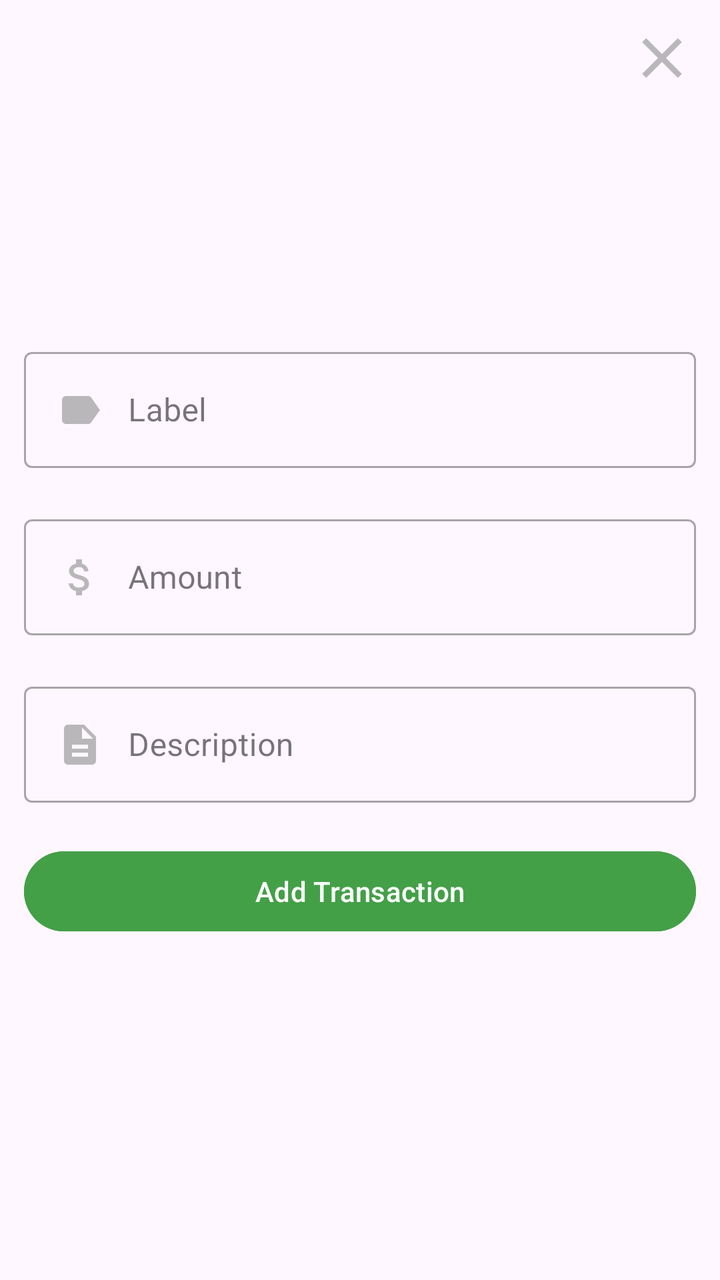
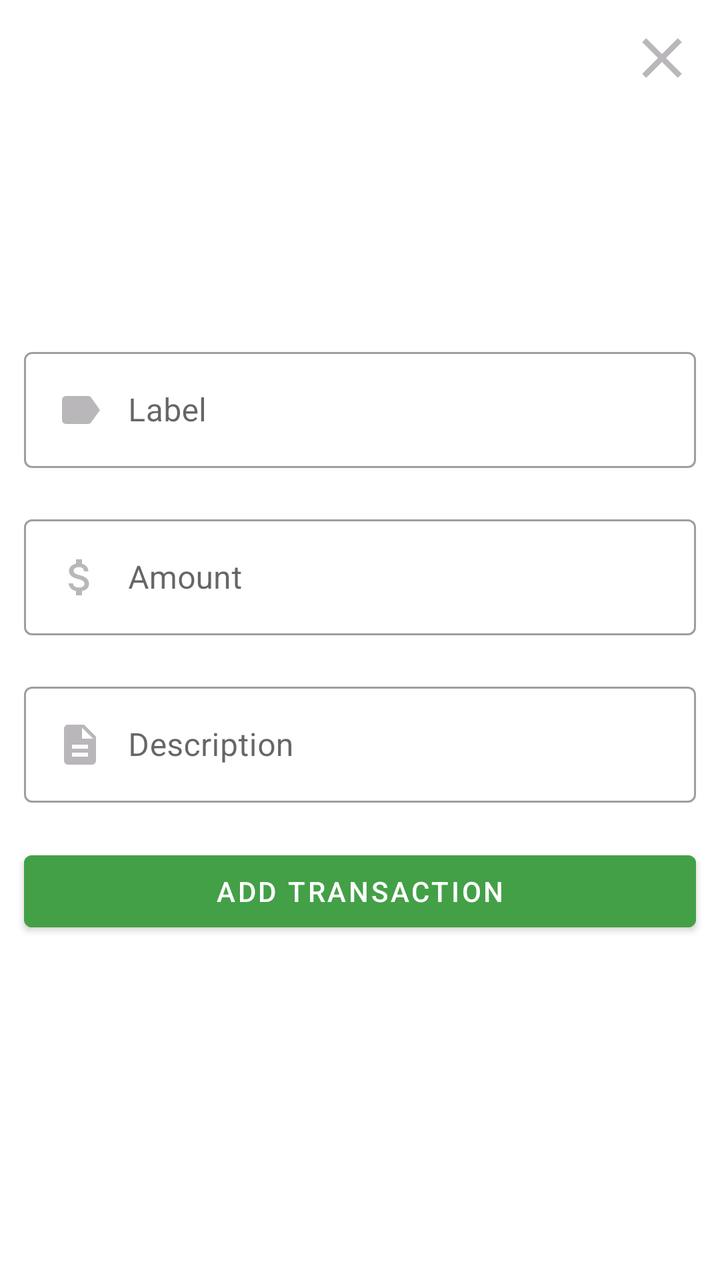

An Android layout rendered at two revisions. The XML below is the earlier revision; the diff shows what the commit changed to produce the second picture.
<!-- AndroidManifest.xml: application theme Theme.BudgetTrackerApp -->
<!-- res/layout/activity_add_transaction.xml -->
<?xml version="1.0" encoding="utf-8"?>
<androidx.constraintlayout.widget.ConstraintLayout xmlns:android="http://schemas.android.com/apk/res/android"
    xmlns:app="http://schemas.android.com/apk/res-auto"
    xmlns:tools="http://schemas.android.com/tools"
    android:id="@+id/main"
    android:layout_width="match_parent"
    android:layout_height="match_parent"
    tools:context=".AddTransactionActivity">

    <ImageButton
        android:id="@+id/closebtn"
        android:layout_width="34dp"
        android:layout_height="34dp"
        android:layout_margin="12dp"
        android:background="@drawable/close_bg"
        app:layout_constraintEnd_toEndOf="parent"
        app:layout_constraintTop_toTopOf="parent" />


    <LinearLayout
        android:layout_width="match_parent"
        android:layout_height="wrap_content"
        android:orientation="vertical"
        app:layout_constraintBottom_toBottomOf="parent"
        app:layout_constraintEnd_toEndOf="parent"
        app:layout_constraintStart_toStartOf="parent"
        app:layout_constraintTop_toTopOf="parent">

        <com.google.android.material.textfield.TextInputLayout
            android:id="@+id/labellayout"
            style="@style/Widget.MaterialComponents.TextInputLayout.OutlinedBox"
            android:layout_width="match_parent"
            android:layout_height="wrap_content"
            android:layout_marginStart="12dp"
            android:layout_marginEnd="12dp"
            android:hint="Label"
            app:errorEnabled="true">

            <com.google.android.material.textfield.TextInputEditText
                android:id="@+id/labelInput"
                android:layout_width="match_parent"
                android:layout_height="wrap_content"
                android:drawableStart="@drawable/label_selector"
                android:drawablePadding="12dp"
                android:maxLines="1"
                android:inputType="text"/>
        </com.google.android.material.textfield.TextInputLayout>

        <com.google.android.material.textfield.TextInputLayout
            android:id="@+id/amountlayout"
            style="@style/Widget.MaterialComponents.TextInputLayout.OutlinedBox"
            android:layout_width="match_parent"
            android:layout_height="wrap_content"
            android:layout_marginStart="12dp"
            android:layout_marginEnd="12dp"
            android:hint="Amount"
            app:errorEnabled="true">

            <com.google.android.material.textfield.TextInputEditText
                android:id="@+id/amountInput"
                android:layout_width="match_parent"
                android:layout_height="wrap_content"
                android:drawableStart="@drawable/money_selector"
                android:drawablePadding="12dp"
                android:maxLines="1"
                android:inputType="numberDecimal"/>
        </com.google.android.material.textfield.TextInputLayout>

        <com.google.android.material.textfield.TextInputLayout
            android:id="@+id/descriptionlayout"
            style="@style/Widget.MaterialComponents.TextInputLayout.OutlinedBox"
            android:layout_width="match_parent"
            android:layout_height="wrap_content"
            android:layout_marginStart="12dp"
            android:layout_marginEnd="12dp"
            android:hint="Description"
            app:errorEnabled="true">

            <com.google.android.material.textfield.TextInputEditText
                android:id="@+id/descriptionInput"
                android:layout_width="match_parent"
                android:layout_height="wrap_content"
                android:drawableStart="@drawable/description_selector"
                android:drawablePadding="12dp"
                android:maxLines="1"
                android:inputType="text"/>
        </com.google.android.material.textfield.TextInputLayout>

        <Button
            android:id="@+id/addTransactionBtn"
            android:layout_width="match_parent"
            android:layout_height="wrap_content"
            android:text="Add Transaction"
            android:layout_marginStart="12dp"
            android:layout_marginEnd="12dp"
            android:backgroundTint="@color/green"
            android:textColor="@color/white"/>
    </LinearLayout>

</androidx.constraintlayout.widget.ConstraintLayout>
<!-- resources referenced by this layout -->
<resources>
  <color name="green">#43A047</color>
  <color name="white">#FFFFFFFF</color>
  <!-- drawable close_bg (drawable) -->
  <?xml version="1.0" encoding="utf-8"?>
  <ripple xmlns:android="http://schemas.android.com/apk/res/android"
      android:color="?rippleColor">
      <item android:drawable="@drawable/baseline_close_24"/>
  
  </ripple>
  <!-- drawable description_selector (drawable) -->
  <?xml version="1.0" encoding="utf-8"?>
  <selector xmlns:android="http://schemas.android.com/apk/res/android">
      <item android:state_focused="true"
          android:drawable="@drawable/baseline_description_focused"/>
      <item android:state_focused="false"
          android:drawable="@drawable/baseline_description_24"/>
  
  </selector>
  <!-- drawable label_selector (drawable) -->
  <?xml version="1.0" encoding="utf-8"?>
  <selector xmlns:android="http://schemas.android.com/apk/res/android">
      <item android:state_focused="true"
          android:drawable="@drawable/baseline_label_focused"/>
      <item android:state_focused="false"
          android:drawable="@drawable/baseline_label_24"/>
  
  </selector>
  <!-- drawable money_selector (drawable) -->
  <?xml version="1.0" encoding="utf-8"?>
  <selector xmlns:android="http://schemas.android.com/apk/res/android">
      <item android:state_focused="true"
          android:drawable="@drawable/baseline_attach_money_focused"/>
      <item android:state_focused="false"
          android:drawable="@drawable/baseline_attach_money_24"/>
  
  </selector>
  <style name="Theme.BudgetTrackerApp" parent="Base.Theme.BudgetTrackerApp" />
  <!-- drawable baseline_close_24 (drawable) -->
  <vector xmlns:android="http://schemas.android.com/apk/res/android" android:height="24dp" android:tint="#BAB7BA" android:viewportHeight="24" android:viewportWidth="24" android:width="24dp">
        
      <path android:fillColor="@android:color/white" android:pathData="M19,6.41L17.59,5 12,10.59 6.41,5 5,6.41 10.59,12 5,17.59 6.41,19 12,13.41 17.59,19 19,17.59 13.41,12z"/>
      
  </vector>
  <!-- drawable baseline_description_24 (drawable) -->
  <vector xmlns:android="http://schemas.android.com/apk/res/android" android:height="24dp" android:tint="#BAB7BA" android:viewportHeight="24" android:viewportWidth="24" android:width="24dp">
        
      <path android:fillColor="@android:color/white" android:pathData="M14,2L6,2c-1.1,0 -1.99,0.9 -1.99,2L4,20c0,1.1 0.89,2 1.99,2L18,22c1.1,0 2,-0.9 2,-2L20,8l-6,-6zM16,18L8,18v-2h8v2zM16,14L8,14v-2h8v2zM13,9L13,3.5L18.5,9L13,9z"/>
      
  </vector>
  <!-- drawable baseline_label_24 (drawable) -->
  <vector xmlns:android="http://schemas.android.com/apk/res/android" android:autoMirrored="true" android:height="24dp" android:tint="#BAB7BA" android:viewportHeight="24" android:viewportWidth="24" android:width="24dp">
        
      <path android:fillColor="@android:color/white" android:pathData="M17.63,5.84C17.27,5.33 16.67,5 16,5L5,5.01C3.9,5.01 3,5.9 3,7v10c0,1.1 0.9,1.99 2,1.99L16,19c0.67,0 1.27,-0.33 1.63,-0.84L22,12l-4.37,-6.16z"/>
      
  </vector>
  <style name="Base.Theme.BudgetTrackerApp" parent="Theme.Material3.DayNight.NoActionBar">
          
          
          <item name="android:textColor">@color/textMain</item>
          <item name="colorPrimary">@color/colorPrimary</item>
          <item name="colorPrimaryDark">@color/colorPrimaryDark</item>
          <item name="colorAccent">@color/colorAccent</item>
          <item name="colorControlActivated">@color/green</item>
      </style>
  <color name="textMain">#292929</color>
  <color name="colorPrimary">#6200EE</color>
  <color name="colorPrimaryDark">#3700B3</color>
  <color name="colorAccent">#03DAC5</color>
  <!-- unchanged entries left out for length: 4 -->
</resources>

<!-- the commit's change to res/layout/activity_add_transaction.xml (unified diff, before → after) -->
@@ -63,7 +63,7 @@
                 android:drawableStart="@drawable/money_selector"
                 android:drawablePadding="12dp"
                 android:maxLines="1"
-                android:inputType="numberDecimal"/>
+                android:inputType="numberDecimal|numberSigned"/>
         </com.google.android.material.textfield.TextInputLayout>
 
         <com.google.android.material.textfield.TextInputLayout
<!-- resource entries referenced after the edit -->
@@ -55,7 +55,7 @@
       <path android:fillColor="@android:color/white" android:pathData="M17.63,5.84C17.27,5.33 16.67,5 16,5L5,5.01C3.9,5.01 3,5.9 3,7v10c0,1.1 0.9,1.99 2,1.99L16,19c0.67,0 1.27,-0.33 1.63,-0.84L22,12l-4.37,-6.16z"/>
       
   </vector>
-  <style name="Base.Theme.BudgetTrackerApp" parent="Theme.Material3.DayNight.NoActionBar">
+  <style name="Base.Theme.BudgetTrackerApp" parent="Theme.MaterialComponents.Light.NoActionBar">
           
           
           <item name="android:textColor">@color/textMain</item>
